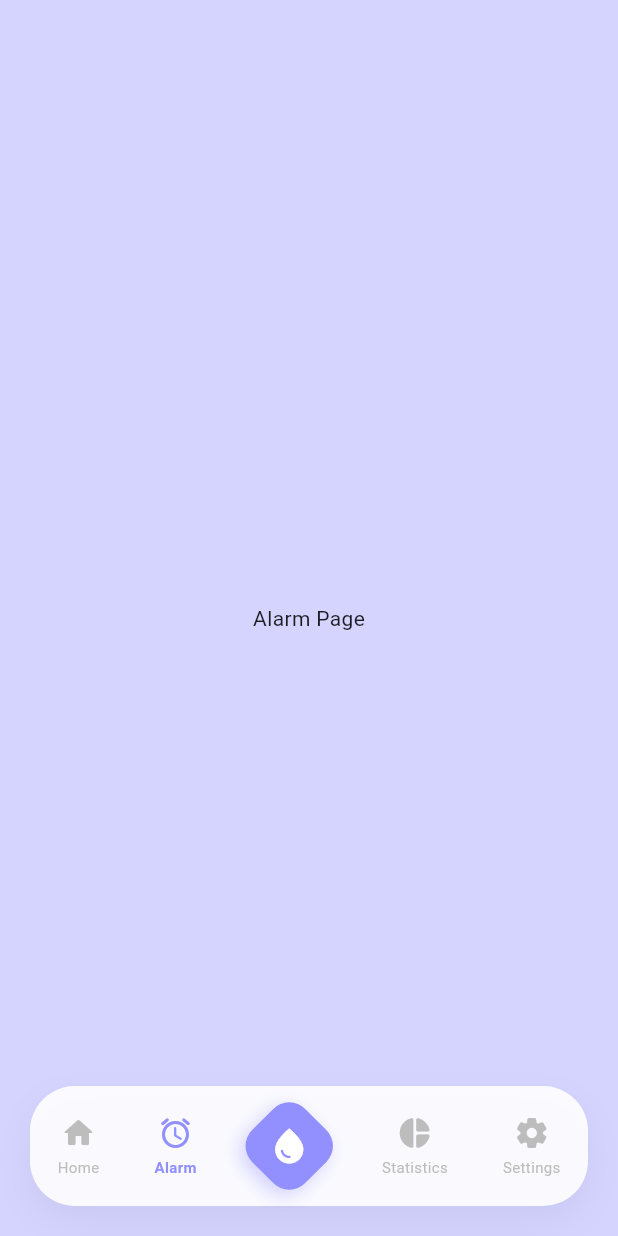
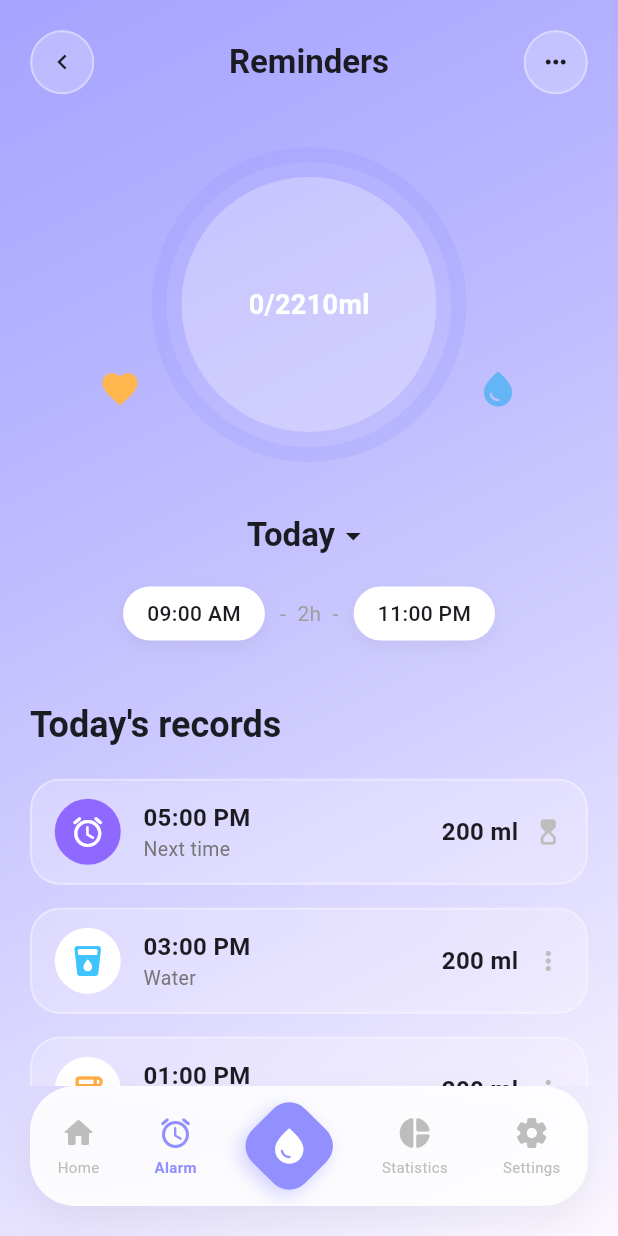
Before and after one commit to michalis-oik/AquaTrackerApp, a Flutter app: the screen it shows after launch, item 2 of the bottom bar chosen, on a phone screen of 412 x 824 dp. Run offline on Flutter 3.47's test engine with Material 3 defaults, Android fonts, the phone set to English and light mode, and no system bars; our stand-ins replace fl_chart, percent_indicator.

Commit message:
created reminders page

```diff
--- a/lib/pages/main_screen.dart
+++ b/lib/pages/main_screen.dart
@@ -1,6 +1,7 @@
 import 'package:flutter/material.dart';
 import 'package:water_tracking_app/pages/home_page.dart';
 import 'package:water_tracking_app/pages/drink_selection_page.dart';
+import 'package:water_tracking_app/pages/reminders_page.dart';
 
 class MainScreen extends StatefulWidget {
   const MainScreen({super.key});
@@ -89,7 +90,10 @@ class _MainScreenState extends State<MainScreen> {
           onSelectDrinkTap: _toggleDrinkSelection,
         );
       case 1:
-        return const Center(child: Text("Alarm Page"));
+        return RemindersPage(
+          currentIntake: _currentWaterIntake,
+          dailyGoal: _dailyGoal,
+        );
       case 3:
         return const Center(child: Text("Statistics Page"));
       case 4:
--- /dev/null
+++ b/lib/pages/reminders_page.dart
@@ -0,0 +1,347 @@
+import 'package:flutter/material.dart';
+import 'package:water_tracking_app/utils/glassmorphism_card.dart';
+
+class RemindersPage extends StatefulWidget {
+  final int currentIntake;
+  final int dailyGoal;
+
+  const RemindersPage({
+    super.key,
+    required this.currentIntake,
+    required this.dailyGoal,
+  });
+
+  @override
+  State<RemindersPage> createState() => _RemindersPageState();
+}
+
+class _RemindersPageState extends State<RemindersPage> {
+  final List<Map<String, dynamic>> records = [
+    {
+      'time': '05:00 PM',
+      'label': 'Next time',
+      'amount': '200 ml',
+      'isUpcoming': true,
+      'icon': Icons.alarm_rounded,
+      'color': Colors.deepPurpleAccent,
+    },
+    {
+      'time': '03:00 PM',
+      'label': 'Water',
+      'amount': '200 ml',
+      'isUpcoming': false,
+      'icon': Icons.local_drink_rounded,
+      'color': Colors.lightBlueAccent,
+    },
+    {
+      'time': '01:00 PM',
+      'label': 'Coffee',
+      'amount': '200 ml',
+      'isUpcoming': false,
+      'icon': Icons.coffee_rounded,
+      'color': Colors.orangeAccent,
+    },
+  ];
+
+  @override
+  Widget build(BuildContext context) {
+    final theme = Theme.of(context);
+    final colorScheme = theme.colorScheme;
+    final textTheme = theme.textTheme;
+
+    return Scaffold(
+      backgroundColor: Colors.transparent,
+      body: Stack(
+        children: [
+          // Background Gradient matching the app theme
+          Container(
+            decoration: BoxDecoration(
+              gradient: LinearGradient(
+                colors: [
+                  colorScheme.primary.withAlpha(179),
+                  colorScheme.surface,
+                ],
+                begin: Alignment.topLeft,
+                end: Alignment.bottomRight,
+              ),
+            ),
+          ),
+          SafeArea(
+            child: Column(
+              children: [
+            // Header
+            Padding(
+              padding: const EdgeInsets.symmetric(horizontal: 20, vertical: 20),
+              child: Row(
+                mainAxisAlignment: MainAxisAlignment.spaceBetween,
+                children: [
+                  _buildHeaderButton(Icons.chevron_left, () {}),
+                  Text(
+                    "Reminders",
+                    style: textTheme.titleLarge?.copyWith(
+                      fontWeight: FontWeight.bold,
+                      color: colorScheme.onSurface,
+                    ),
+                  ),
+                  _buildHeaderButton(Icons.more_horiz, () {}),
+                ],
+              ),
+            ),
+
+            Expanded(
+              child: SingleChildScrollView(
+                child: Column(
+                  children: [
+                    const SizedBox(height: 10),
+                    // Circular Progress (Liquid Visualization)
+                    _buildLiquidProgressIndicator(context),
+
+                    const SizedBox(height: 30),
+
+                    // Today Selector & Time Range
+                    _buildTimeFilterSection(context),
+
+                    const SizedBox(height: 40),
+
+                    // Records List
+                    Padding(
+                      padding: const EdgeInsets.symmetric(horizontal: 20),
+                      child: Column(
+                        crossAxisAlignment: CrossAxisAlignment.start,
+                        children: [
+                          Text(
+                            "Today's records",
+                            style: textTheme.headlineSmall?.copyWith(
+                              fontWeight: FontWeight.bold,
+                              color: colorScheme.onSurface,
+                            ),
+                          ),
+                          const SizedBox(height: 20),
+                          ListView.separated(
+                            shrinkWrap: true,
+                            physics: const NeverScrollableScrollPhysics(),
+                            itemCount: records.length,
+                            separatorBuilder: (context, index) => const SizedBox(height: 15),
+                            itemBuilder: (context, index) {
+                              return _buildRecordCard(context, records[index]);
+                            },
+                          ),
+                        ],
+                      ),
+                    ),
+                    const SizedBox(height: 100), // Space for bottom nav
+                  ],
+                ),
+              ),
+            ),
+          ],
+        ),
+      ),
+    ],
+  ),
+);
+}
+
+  Widget _buildHeaderButton(IconData icon, VoidCallback onTap) {
+    return GestureDetector(
+      onTap: onTap,
+      child: GlassmorphismCard(
+        padding: const EdgeInsets.all(10),
+        borderRadius: 50,
+        child: Icon(icon, color: Theme.of(context).colorScheme.onSurface, size: 20),
+      ),
+    );
+  }
+
+  Widget _buildLiquidProgressIndicator(BuildContext context) {
+    final colorScheme = Theme.of(context).colorScheme;
+    double percentage = (widget.currentIntake / widget.dailyGoal).clamp(0.0, 1.0);
+
+    return SizedBox(
+      width: 280,
+      height: 220,
+      child: Stack(
+        alignment: Alignment.center,
+        children: [
+          // Background Ring
+          Container(
+            width: 210,
+            height: 210,
+            decoration: BoxDecoration(
+              shape: BoxShape.circle,
+              border: Border.all(
+                color: colorScheme.primary.withAlpha(51),
+                width: 10,
+              ),
+            ),
+          ),
+
+          // Outer progress arc
+          SizedBox(
+            width: 210,
+            height: 210,
+            child: CircularProgressIndicator(
+              value: percentage,
+              strokeWidth: 10,
+              backgroundColor: Colors.transparent,
+              valueColor: AlwaysStoppedAnimation<Color>(colorScheme.primary),
+              strokeCap: StrokeCap.round,
+            ),
+          ),
+
+          // Liquid Container
+          ClipOval(
+            child: Container(
+              width: 170,
+              height: 170,
+              color: colorScheme.surface.withAlpha(77),
+              child: Stack(
+                children: [
+                  Positioned(
+                    bottom: 0,
+                    left: 0,
+                    right: 0,
+                    child: AnimatedContainer(
+                      duration: const Duration(milliseconds: 500),
+                      height: 170 * percentage,
+                      decoration: BoxDecoration(
+                        gradient: LinearGradient(
+                          colors: [
+                            colorScheme.primary.withAlpha(153),
+                            colorScheme.primary,
+                          ],
+                          begin: Alignment.topCenter,
+                          end: Alignment.bottomCenter,
+                        ),
+                      ),
+                    ),
+                  ),
+                  Center(
+                    child: Column(
+                      mainAxisAlignment: MainAxisAlignment.center,
+                      children: [
+                        Text(
+                          "${widget.currentIntake}/${widget.dailyGoal}ml",
+                          style: const TextStyle(
+                            color: Colors.white,
+                            fontWeight: FontWeight.bold,
+                            fontSize: 18,
+                          ),
+                        ),
+                      ],
+                    ),
+                  ),
+                ],
+              ),
+            ),
+          ),
+
+          Positioned(
+            left: 0,
+            bottom: 40,
+            child: Icon(Icons.favorite, color: Colors.orange.shade300, size: 28),
+          ),
+          Positioned(
+            right: 0,
+            bottom: 40,
+            child: Icon(Icons.water_drop, color: Colors.blue.shade300, size: 28),
+          ),
+        ],
+      ),
+    );
+  }
+
+  Widget _buildTimeFilterSection(BuildContext context) {
+    return Column(
+      children: [
+        Row(
+          mainAxisAlignment: MainAxisAlignment.center,
+          children: [
+            Text(
+              "Today",
+              style: Theme.of(context).textTheme.titleLarge?.copyWith(fontWeight: FontWeight.bold),
+            ),
+            const Icon(Icons.arrow_drop_down),
+          ],
+        ),
+        const SizedBox(height: 20),
+        Row(
+          mainAxisAlignment: MainAxisAlignment.center,
+          children: [
+            _buildPillContainer("09:00 AM"),
+            const Padding(
+              padding: EdgeInsets.symmetric(horizontal: 10),
+              child: Text("-  2h  -", style: TextStyle(color: Colors.grey)),
+            ),
+            _buildPillContainer("11:00 PM"),
+          ],
+        ),
+      ],
+    );
+  }
+
+  Widget _buildPillContainer(String text) {
+    return Container(
+      padding: const EdgeInsets.symmetric(horizontal: 16, vertical: 8),
+      decoration: BoxDecoration(
+        color: Colors.white,
+        borderRadius: BorderRadius.circular(20),
+        boxShadow: [
+          BoxShadow(color: Colors.black.withAlpha(13), blurRadius: 10, offset: const Offset(0, 4))
+        ],
+      ),
+      child: Text(text, style: const TextStyle(fontWeight: FontWeight.w500)),
+    );
+  }
+
+  Widget _buildRecordCard(BuildContext context, Map<String, dynamic> record) {
+    final colorScheme = Theme.of(context).colorScheme;
+
+    return GlassmorphismCard(
+      padding: const EdgeInsets.symmetric(horizontal: 15, vertical: 12),
+      borderRadius: 20,
+      child: Row(
+        children: [
+          Container(
+            padding: const EdgeInsets.all(10),
+            decoration: BoxDecoration(
+              color: record['isUpcoming'] ? record['color'].withAlpha(204) : Colors.white,
+              shape: BoxShape.circle,
+            ),
+            child: Icon(
+              record['icon'],
+              color: record['isUpcoming'] ? Colors.white : record['color'],
+              size: 24,
+            ),
+          ),
+          const SizedBox(width: 15),
+          Expanded(
+            child: Column(
+              crossAxisAlignment: CrossAxisAlignment.start,
+              children: [
+                Text(
+                  record['time'],
+                  style: const TextStyle(fontWeight: FontWeight.bold, fontSize: 16),
+                ),
+                Text(
+                  record['label'],
+                  style: TextStyle(color: Colors.grey.shade600, fontSize: 13),
+                ),
+              ],
+            ),
+          ),
+          Text(
+            record['amount'],
+            style: const TextStyle(fontWeight: FontWeight.bold, fontSize: 16),
+          ),
+          const SizedBox(width: 10),
+          Icon(
+            record['isUpcoming'] ? Icons.hourglass_top_rounded : Icons.more_vert,
+            color: Colors.grey.shade400,
+            size: 20,
+          ),
+        ],
+      ),
+    );
+  }
+}
```
